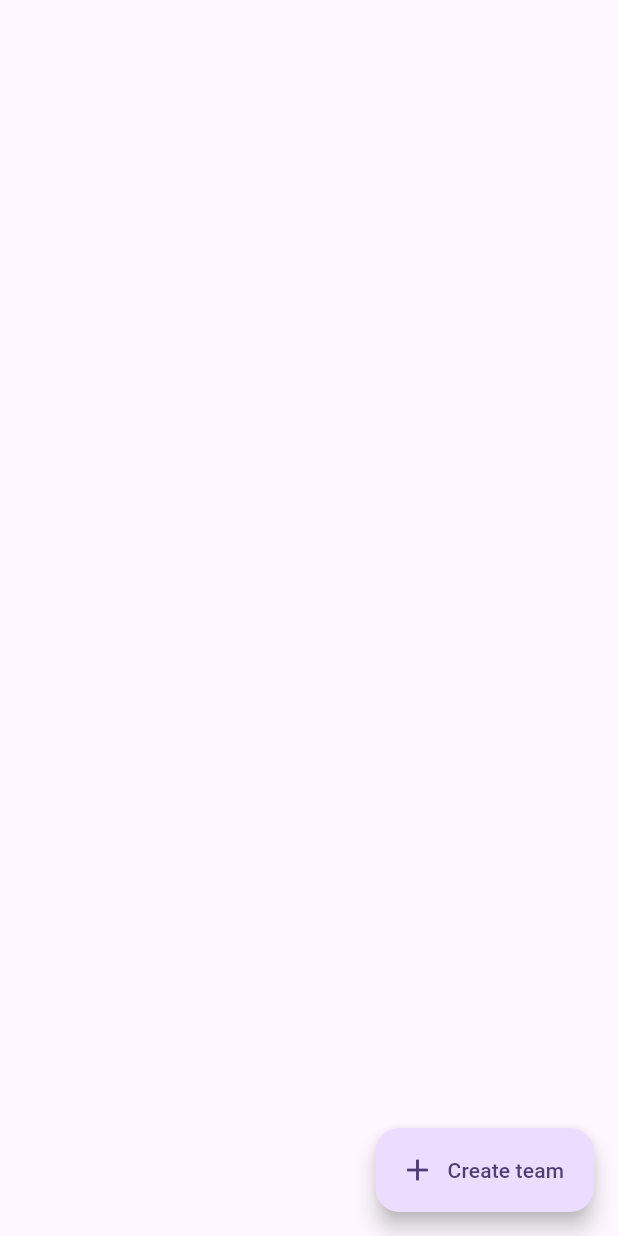
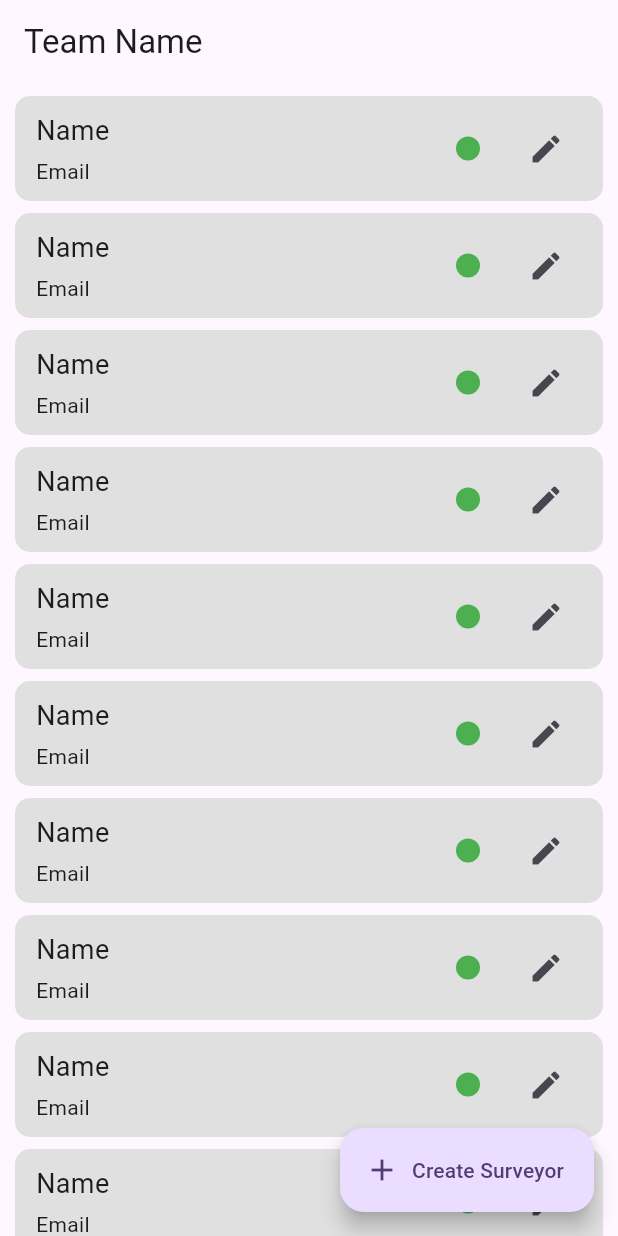
Before and after one commit to InsaneAndroidDevelopers/Shining-India-Survey, a Flutter app: the AdminSurveyorScreen screen opened by its route, on a phone screen of 412 x 824 dp. Run offline on Flutter 3.47's test engine with Material 2 defaults, Android fonts, the phone set to English and light mode, and no system bars; our stand-ins replace bloc, dio, email_validator, equatable, flutter_bloc, geocoding and 3 more; accounts and stored records are empty.

Commit message:
admin create add surveyors added

```diff
--- /dev/null
+++ b/lib/modules/admin_create_update_surveyor/ui/admin_surveyors_screen.dart
@@ -0,0 +1,62 @@
+import 'package:flutter/material.dart';
+import 'package:go_router/go_router.dart';
+import 'package:shining_india_survey/modules/admin_create_update_surveyor/ui/widgets/admin_surveyor_widget.dart';
+import 'package:shining_india_survey/routes/routes.dart';
+
+class AdminSurveyorScreen extends StatefulWidget {
+  const AdminSurveyorScreen({super.key});
+
+  @override
+  State<AdminSurveyorScreen> createState() => _AdminSurveyorScreenState();
+}
+
+class _AdminSurveyorScreenState extends State<AdminSurveyorScreen> {
+  @override
+  Widget build(BuildContext context) {
+    return Scaffold(
+      appBar: AppBar(
+        title: Text('Team Name'),
+      ),
+      body: SafeArea(
+        child: Padding(
+          padding: EdgeInsets.symmetric(horizontal: 10),
+          child: Column(
+            children: [
+              Expanded(
+                child: ListView.builder(
+                  itemCount: 20,
+                  itemBuilder: (context, index) {
+                    return AdminSurveyorWidget(
+                      onTap: () {
+                        context.pushNamed(
+                          RouteNames.adminCreateUpdateSurveyorScreen,
+                          queryParameters: {
+                            'isUpdate': 'true',
+                            'name': 'Dummy'
+                          }
+                        );
+                      },
+                    );
+                  },
+                ),
+              )
+            ],
+          ),
+        ),
+      ),
+      floatingActionButton: FloatingActionButton.extended(
+        onPressed: () {
+          context.pushNamed(
+            RouteNames.adminCreateUpdateSurveyorScreen,
+            queryParameters: {
+              'isUpdate': 'false',
+              'name': ''
+            }
+          );
+        },
+        icon: Icon(Icons.add),
+        label: Text('Create Surveyor'),
+      ),
+    );
+  }
+}
--- a/lib/modules/admin_home/ui/admin_teams_screen.dart
+++ b/lib/modules/admin_create_update_surveyor/ui/admin_teams_screen.dart
@@ -1,5 +1,6 @@
 import 'package:flutter/material.dart';
 import 'package:go_router/go_router.dart';
+import 'package:shining_india_survey/routes/routes.dart';
 
 class AdminTeamsScreen extends StatefulWidget {
   const AdminTeamsScreen({super.key});
@@ -27,7 +28,7 @@ class _AdminTeamsScreenState extends State<AdminTeamsScreen> {
       ),
       floatingActionButton: FloatingActionButton.extended(
         onPressed: () {
-          openDialog();
+          context.push(RouteNames.adminSurveyorsScreen);
         },
         icon: Icon(Icons.add),
         label: Text('Create team'),
--- /dev/null
+++ b/lib/modules/admin_create_update_surveyor/ui/widgets/admin_surveyor_widget.dart
@@ -0,0 +1,57 @@
+import 'package:flutter/cupertino.dart';
+import 'package:flutter/material.dart';
+
+class AdminSurveyorWidget extends StatefulWidget {
+  final VoidCallback onTap;
+  const AdminSurveyorWidget({super.key, required this.onTap});
+
+  @override
+  State<AdminSurveyorWidget> createState() => _AdminSurveyorWidgetState();
+}
+
+class _AdminSurveyorWidgetState extends State<AdminSurveyorWidget> {
+  @override
+  Widget build(BuildContext context) {
+    return Container(
+      decoration: BoxDecoration(
+        color: Colors.grey.shade300,
+        borderRadius: BorderRadius.circular(10),
+      ),
+      margin: EdgeInsets.only(top: 8,),
+      padding: EdgeInsets.symmetric(vertical: 10, horizontal: 14),
+      child: Row(
+        crossAxisAlignment: CrossAxisAlignment.center,
+        mainAxisAlignment: MainAxisAlignment.spaceBetween,
+        children: [
+          Expanded(
+            child: Column(
+              crossAxisAlignment: CrossAxisAlignment.start,
+              children: [
+                Text(
+                  'Name',
+                  style: TextStyle(
+                    fontSize: 18
+                  ),
+                ),
+                SizedBox(height: 4,),
+                Text('Email')
+              ],
+            ),
+          ),
+          SizedBox(width: 10,),
+          CircleAvatar(
+            backgroundColor: Colors.green,
+            maxRadius: 8,
+          ),
+          SizedBox(width: 20,),
+          IconButton(
+            onPressed: () {
+              widget.onTap();
+            },
+            icon: Icon(Icons.edit)
+          )
+        ],
+      ),
+    );
+  }
+}
--- a/lib/modules/admin_home/ui/admin_surveyors_screen.dart
+++ /dev/null
@@ -1,31 +0,0 @@
-import 'package:flutter/material.dart';
-import 'package:go_router/go_router.dart';
-import 'package:shining_india_survey/routes/routes.dart';
-
-class AdminSurveyorScreen extends StatefulWidget {
-  const AdminSurveyorScreen({super.key});
-
-  @override
-  State<AdminSurveyorScreen> createState() => _AdminSurveyorScreenState();
-}
-
-class _AdminSurveyorScreenState extends State<AdminSurveyorScreen> {
-  @override
-  Widget build(BuildContext context) {
-    return Scaffold(
-      body: SafeArea(
-        child: Column(
-          children: [
-
-          ],
-        ),
-      ),
-      floatingActionButton: FloatingActionButton.extended(
-        onPressed: () {
-        },
-        icon: Icon(Icons.add),
-        label: Text('Create team'),
-      ),
-    );
-  }
-}
--- a/lib/routes/app_router.dart
+++ b/lib/routes/app_router.dart
@@ -1,7 +1,8 @@
 import 'package:go_router/go_router.dart';
+import 'package:shining_india_survey/modules/admin_create_update_surveyor/ui/admin_create_update_surveyor_screen.dart';
 import 'package:shining_india_survey/modules/admin_home/ui/admin_home_screen.dart';
-import 'package:shining_india_survey/modules/admin_home/ui/admin_surveyors_screen.dart';
-import 'package:shining_india_survey/modules/admin_home/ui/admin_teams_screen.dart';
+import 'package:shining_india_survey/modules/admin_create_update_surveyor/ui/admin_surveyors_screen.dart';
+import 'package:shining_india_survey/modules/admin_create_update_surveyor/ui/admin_teams_screen.dart';
 import 'package:shining_india_survey/modules/login/ui/admin_login_screen.dart';
 import 'package:shining_india_survey/modules/login/ui/login_screen.dart';
 import 'package:shining_india_survey/modules/login/ui/surveyor_login_screen.dart';
@@ -94,10 +95,20 @@ class AppRouter {
         },
       ),
       GoRoute(
-        name: RouteNames.adminSurveyorScreen,
-        path: RouteNames.adminSurveyorScreen,
+        name: RouteNames.adminSurveyorsScreen,
+        path: RouteNames.adminSurveyorsScreen,
         builder: (context, state) {
           return AdminSurveyorScreen();
+        },
+      ),
+      GoRoute(
+        name: RouteNames.adminCreateUpdateSurveyorScreen,
+        path: RouteNames.adminCreateUpdateSurveyorScreen,
+        builder: (context, state) {
+          return AdminCreateUpdateSurveyorScreen(
+            isUpdate: bool.parse(state.uri.queryParameters['isUpdate'] ?? 'false'),
+            name: state.uri.queryParameters['name'] as String,
+          );
         },
       )
     ]
--- a/lib/routes/routes.dart
+++ b/lib/routes/routes.dart
@@ -12,5 +12,6 @@ class RouteNames {
   static const String adminLoginScreen = '/admin_login_screen';
   static const String adminHomeScreen = '/admin_home_screen';
   static const String adminTeamsScreen = '/admin_teams_screen';
-  static const String adminSurveyorScreen = '/admin_surveyors_screen';
+  static const String adminSurveyorsScreen = '/admin_surveyors_screen';
+  static const String adminCreateUpdateSurveyorScreen = '/admin_create_update_surveyor_screen';
 }
```
Also changed, not shown: lib/modules/admin_create_update_surveyor/ui/admin_create_update_surveyor_screen.dart (added, +151 -0 lines).
